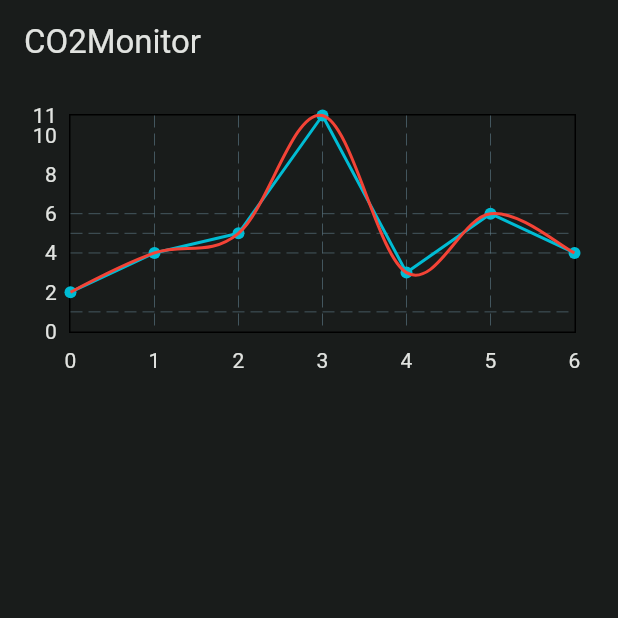
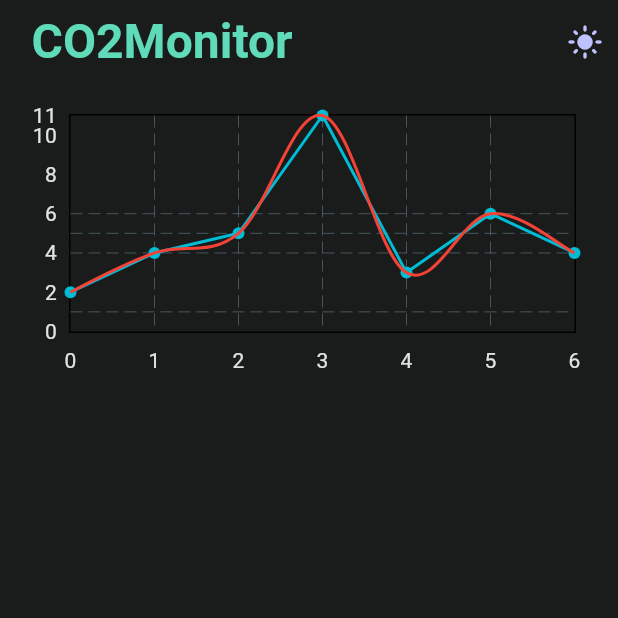
Before and after one commit to FMinister/co2monitor.app, a Flutter app: the screen it shows after launch, on a phone screen of 412 x 824 dp, the top half of it. Run offline on Flutter 3.47's test engine with Material 2 defaults, Android fonts, the phone set to English and light mode, and no system bars; drawn by our look-alikes of fl_chart; our stand-ins replace shared_preferences.

Commit message:
fixed theme provider

```diff
--- a/lib/main.dart
+++ b/lib/main.dart
@@ -12,7 +12,6 @@ void main() {
 class MyApp extends StatelessWidget {
   const MyApp({super.key});
 
-  // This widget is the root of your application.
   @override
   Widget build(BuildContext context) {
     return MultiProvider(
--- a/lib/screens/line_chart_screen.dart
+++ b/lib/screens/line_chart_screen.dart
@@ -1,4 +1,6 @@
+import 'package:co2app/providers/theme_provider.dart';
 import 'package:flutter/material.dart';
+import 'package:provider/provider.dart';
 
 import '../components/static_lines.dart';
 import '../widgets/line_chart.dart';
@@ -12,17 +14,53 @@ class LineChartScreen extends StatefulWidget {
 
 class _LineChartScreenState extends State<LineChartScreen> {
   var _isLoading = false;
+  bool _themeIsDark = false;
 
   @override
   void initState() {
-    // TODO: implement initState
+    setState(() {
+      _themeIsDark = Provider.of<ThemeProvider>(context, listen: false).isDark;
+      print(_themeIsDark);
+    });
     super.initState();
+  }
+
+  void onTabTheme() {
+    Provider.of<ThemeProvider>(context, listen: false).setTheme(!_themeIsDark);
+    setState(() {
+      _themeIsDark = !_themeIsDark;
+    });
   }
 
   @override
   Widget build(BuildContext context) {
     return Scaffold(
-      appBar: AppBar(title: const Text("CO2Monitor")),
+      appBar: AppBar(
+        title: Padding(
+          padding: const EdgeInsets.only(left: 5.0),
+          child: Text(
+            "CO2Monitor",
+            style: TextStyle(
+              color: Theme.of(context).colorScheme.primary,
+              fontWeight: FontWeight.bold,
+              fontSize: 32,
+            ),
+          ),
+        ),
+        actions: [
+          Padding(
+            padding: const EdgeInsets.all(10.0),
+            child: GestureDetector(
+              onTap: onTabTheme,
+              child: Icon(
+                _themeIsDark ? Icons.dark_mode : Icons.light_mode,
+                color: Theme.of(context).colorScheme.secondary,
+              ),
+            ),
+          )
+        ],
+        automaticallyImplyLeading: false,
+      ),
       body: LineChartWidget(pricePoints),
     );
   }
--- a/lib/widgets/line_chart.dart
+++ b/lib/widgets/line_chart.dart
@@ -1,7 +1,6 @@
 import 'package:co2app/components/static_lines.dart';
 import 'package:fl_chart/fl_chart.dart';
 import 'package:flutter/material.dart';
-import 'package:flutter/src/widgets/framework.dart';
 
 class LineChartWidget extends StatelessWidget {
   final List<StaticLines> points;
@@ -10,8 +9,10 @@ class LineChartWidget extends StatelessWidget {
 
   @override
   Widget build(BuildContext context) {
+    return OrientationBuilder(
+      builder: (context, orientation) {
         return AspectRatio(
-      aspectRatio: 2,
+          aspectRatio: orientation == Orientation.portrait ? 2 : 3,
           child: Padding(
             padding: const EdgeInsets.only(
               left: 10,
@@ -23,12 +24,16 @@ class LineChartWidget extends StatelessWidget {
               LineChartData(
                 lineBarsData: [
                   LineChartBarData(
-                spots: points.map((point) => FlSpot(point.x, point.y)).toList(),
+                    spots: points
+                        .map((point) => FlSpot(point.x, point.y))
+                        .toList(),
                     isCurved: false,
                     dotData: FlDotData(show: true),
                   ),
                   LineChartBarData(
-                spots: points.map((point) => FlSpot(point.x, point.y)).toList(),
+                    spots: points
+                        .map((point) => FlSpot(point.x, point.y))
+                        .toList(),
                     isCurved: true,
                     dotData: FlDotData(show: false),
                     color: Colors.red,
@@ -73,5 +78,7 @@ class LineChartWidget extends StatelessWidget {
             ),
           ),
         );
+      },
+    );
   }
 }
```
Also changed, not shown: lib/providers/theme_provider.dart (+4 -4 lines). Lines whose indentation alone changed are shown as unchanged.
